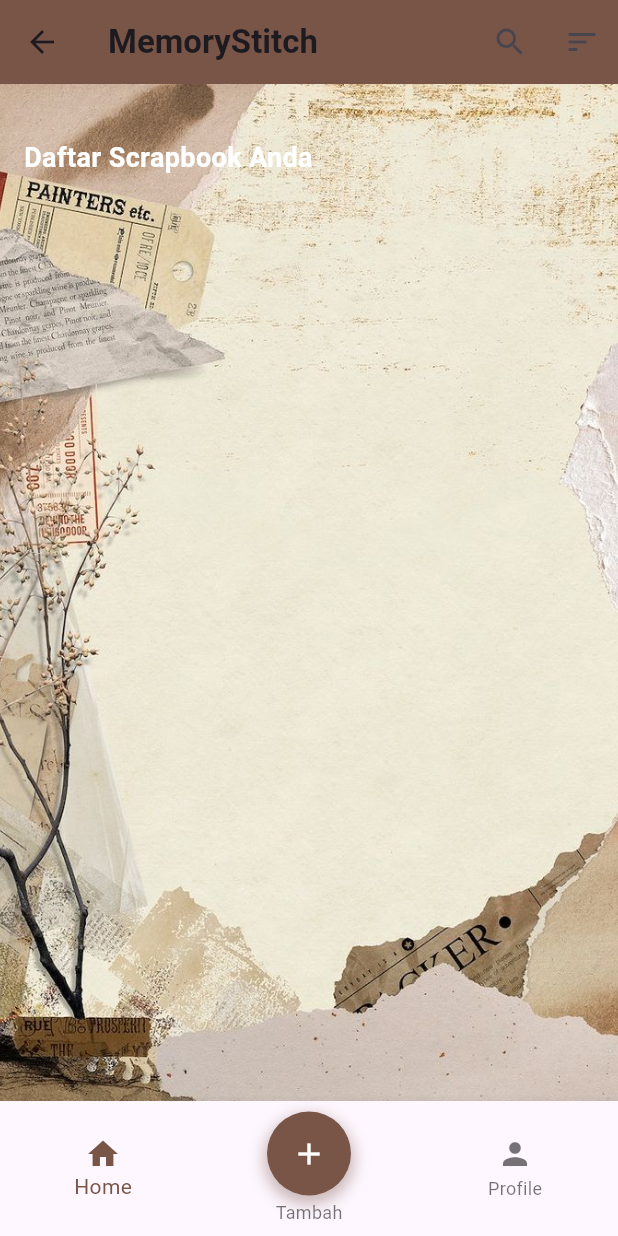
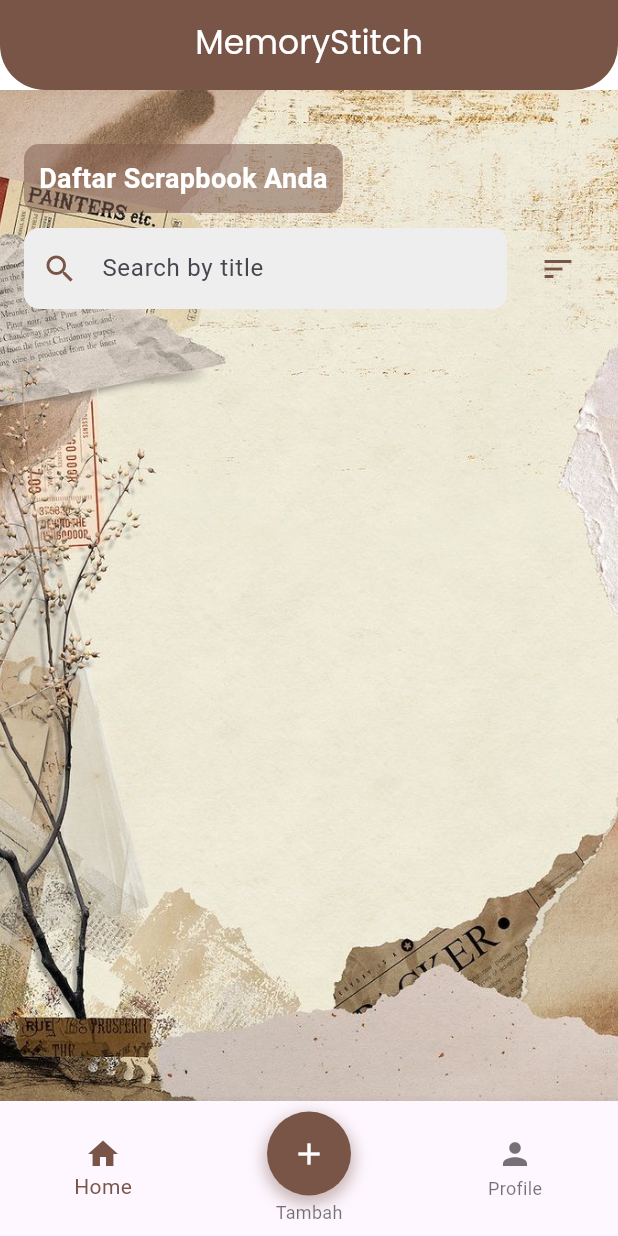
Before and after one commit to FairuzFaiz/Memory-Stitch, a Flutter app: the HomePage screen opened by its route, on a phone screen of 412 x 824 dp. Run offline on Flutter 3.47's test engine with Material 3 defaults, Android fonts, the phone set to English and light mode, and no system bars; our stand-ins replace device_preview, file_picker, firebase_auth, firebase_core, google_fonts; accounts and stored records are empty; network calls fail; statements that could not run were skipped.

Commit message:
memperbaiki beberapa ui dan logic route pada bagian home, profile, dan menghapus login with email and facebook

```diff
--- a/lib/Pages/home_screen.dart
+++ b/lib/Pages/home_screen.dart
@@ -5,6 +5,7 @@ import 'package:memory_stitch/restapi.dart';
 import 'new_scarpbook.dart';
 import 'detail_page.dart';
 import 'package:memory_stitch/config.dart';
+import 'package:google_fonts/google_fonts.dart'; // Import Google Fonts
 
 class HomePage extends StatefulWidget {
   @override
@@ -21,6 +22,9 @@ class _HomePageState extends State<HomePage> {
   final DataService ds = DataService();
   List<MemoryModel> filteredList = [];
 
+  String _searchQuery = '';
+  String _selectedCategory = 'All';
+
   @override
   void initState() {
     super.initState();
@@ -35,7 +39,7 @@ class _HomePageState extends State<HomePage> {
       print('Response JSON: $response'); // Debugging response
       final List data = jsonDecode(response);
       memoriesList = data.map((e) => MemoryModel.fromJson(e)).toList();
-      filteredList = data.map((e) => MemoryModel.fromJson(e)).toList();
+      filteredList = memoriesList; // Initialize filteredList
       setState(() {
         isLoading = false;
       });
@@ -96,42 +100,20 @@ class _HomePageState extends State<HomePage> {
   @override
   Widget build(BuildContext context) {
     return Scaffold(
-      appBar: AppBar(
-        title: !isSearching
-            ? const Text(
+      appBar: PreferredSize(
+        preferredSize: Size.fromHeight(60.0),
+        child: ClipRRect(
+          borderRadius: BorderRadius.vertical(bottom: Radius.circular(30)),
+          child: AppBar(
+            backgroundColor: Colors.brown,
+            title: Text(
               'MemoryStitch',
-                style: TextStyle(fontWeight: FontWeight.bold),
-              )
-            : TextField(
-                controller: searchKeyword,
-                autofocus: true,
-                onChanged: filterActivities, // Panggil fungsi filter
-                decoration: const InputDecoration(
-                  hintText: 'Cari berdasarkan judul...',
-                  border: InputBorder.none,
+              style: GoogleFonts.poppins(color: Colors.white),
+            ),
+            centerTitle: true,
+            automaticallyImplyLeading: false, // Remove back button
           ),
         ),
-        backgroundColor: Colors.brown,
-        actions: [
-          IconButton(
-            icon: Icon(isSearching ? Icons.close : Icons.search),
-            onPressed: () {
-              setState(() {
-                if (isSearching) {
-                  searchKeyword.clear(); // Hapus teks pencarian
-                  filterActivities(''); // Reset hasil pencarian
-                }
-                isSearching = !isSearching; // Toggle mode pencarian
-              });
-            },
-          ),
-          IconButton(
-            icon: Icon(Icons.sort),
-            onPressed: () {
-              // TODO: LOGIC BACKEND UNTUK FITUR PENGURUTAN
-            },
-          ),
-        ],
       ),
       body: Container(
         decoration: BoxDecoration(
@@ -146,7 +128,13 @@ class _HomePageState extends State<HomePage> {
             crossAxisAlignment: CrossAxisAlignment.start,
             children: [
               const SizedBox(height: 20),
-              const Text(
+              Container(
+                padding: const EdgeInsets.all(10),
+                decoration: BoxDecoration(
+                  color: Colors.brown.withOpacity(0.5), // Adjusted opacity
+                  borderRadius: BorderRadius.circular(10),
+                ),
+                child: const Text(
                   'Daftar Scrapbook Anda',
                   style: TextStyle(
                     fontSize: 18,
@@ -154,7 +142,56 @@ class _HomePageState extends State<HomePage> {
                     color: Colors.white,
                   ),
                 ),
+              ),
               const SizedBox(height: 10),
+              // Search and Category Filter
+              Row(
+                children: [
+                  Expanded(
+                    child: Container(
+                      decoration: BoxDecoration(
+                        borderRadius: BorderRadius.circular(10),
+                        color: Colors.grey[200],
+                      ),
+                      child: TextField(
+                        controller: searchKeyword,
+                        onChanged: (value) {
+                          setState(() {
+                            _searchQuery = value;
+                            filterActivities(_searchQuery);
+                          });
+                        },
+                        decoration: InputDecoration(
+                          hintText: 'Search by title',
+                          border: InputBorder.none,
+                          prefixIcon: Icon(Icons.search, color: Colors.brown),
+                          contentPadding: EdgeInsets.symmetric(
+                              vertical: 15, horizontal: 20),
+                        ),
+                      ),
+                    ),
+                  ),
+                  SizedBox(width: 10),
+                  PopupMenuButton<String>(
+                    icon: Icon(Icons.sort, color: Colors.brown),
+                    onSelected: (value) {
+                      setState(() {
+                        _selectedCategory = value;
+                      });
+                    },
+                    itemBuilder: (BuildContext context) {
+                      return <String>['All', 'Category1', 'Category2']
+                          .map<PopupMenuItem<String>>((String value) {
+                        return PopupMenuItem<String>(
+                          value: value,
+                          child: Text(value),
+                        );
+                      }).toList();
+                    },
+                  ),
+                ],
+              ),
+              const SizedBox(height: 20),
               Expanded(
                 child: ListView.builder(
                   itemCount: filteredList.length,
--- a/lib/main.dart
+++ b/lib/main.dart
@@ -47,8 +47,6 @@
 //   }
 // }
 
-
-
 //ini void main yang bisa dipake
 import 'package:flutter/material.dart';
 import 'package:memory_stitch/Pages/home_screen.dart';
@@ -96,7 +94,7 @@ class MemoryStitchApp extends StatelessWidget {
           bodyMedium: TextStyle(color: Colors.black),
         ),
       ),
-      initialRoute: '/',
+      initialRoute: 'LoginPage',
       routes: {
         '/': (context) => const LoginPage(),
         '/login_email': (context) => LoginPageEmail(),
```
Also changed, not shown: lib/Pages/login_email_page.dart (+1 -22 lines), lib/Pages/login_page.dart (+1 -65 lines), lib/pages/profile_page.dart (+21 -24 lines). Lines whose indentation alone changed are shown as unchanged.
